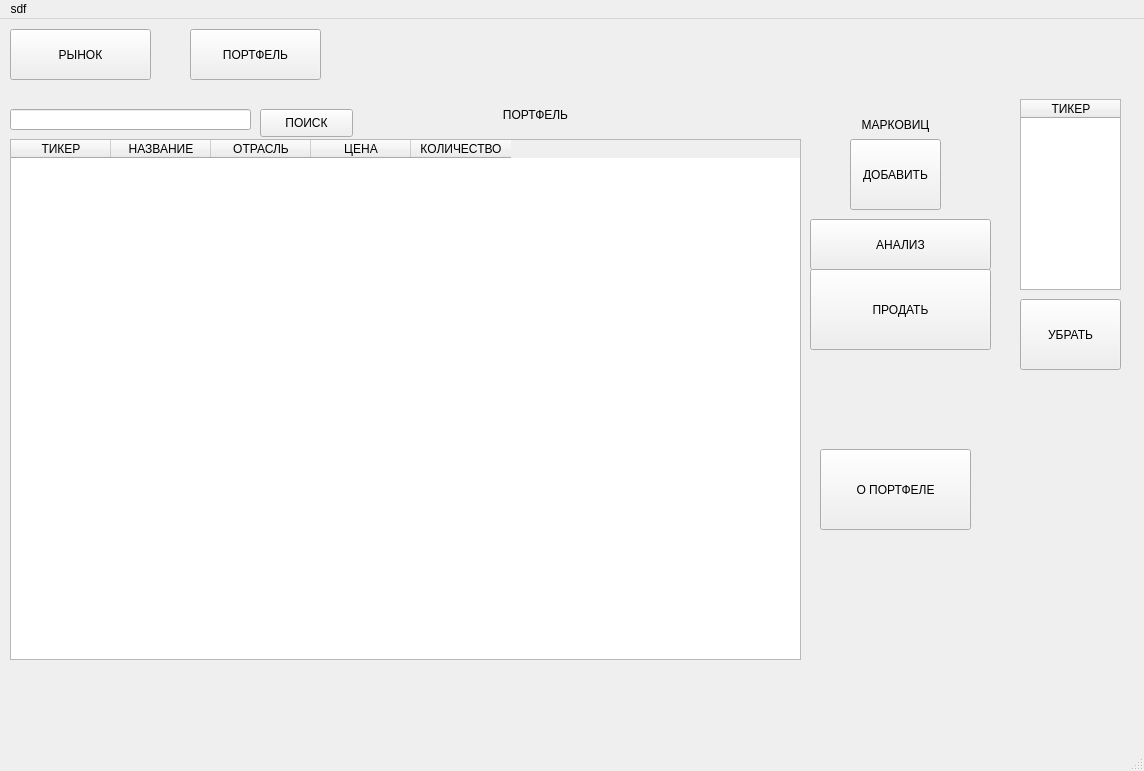
Nelasar/practice, file u.ui: the form before one commit.
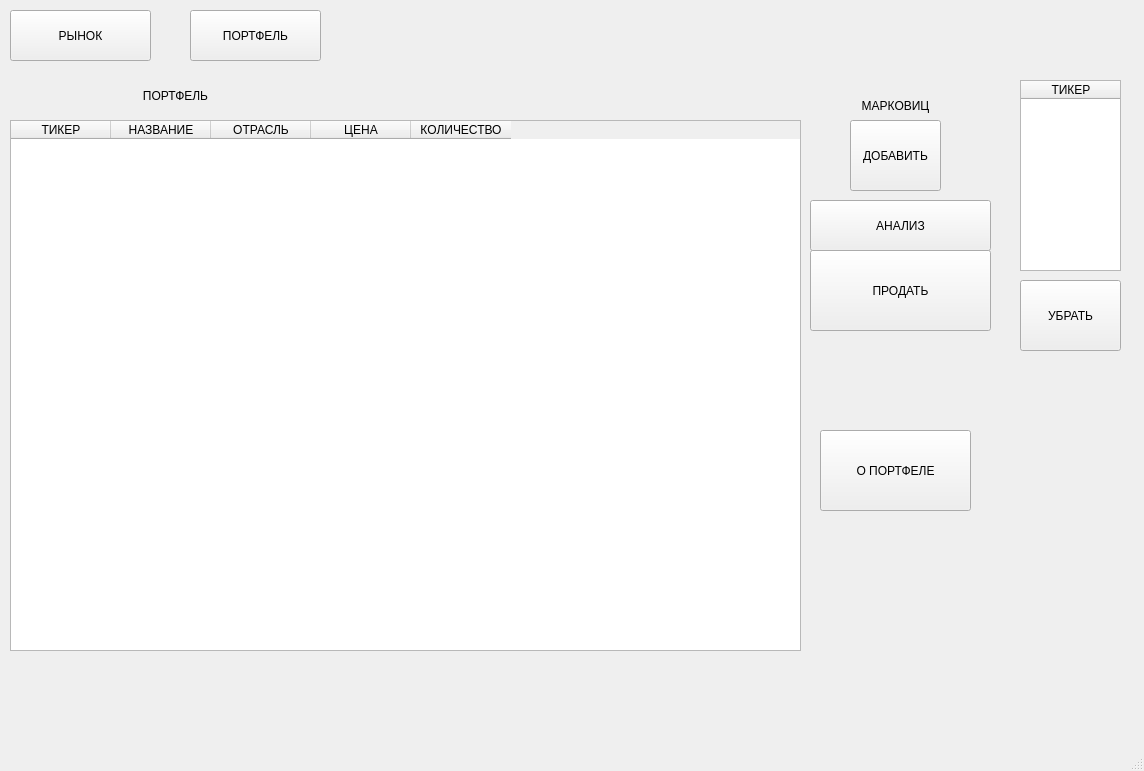
The form after the commit. The open tabs and pages were chosen to show the change.

```diff
--- a/u.ui
+++ b/u.ui
@@ -165,7 +165,7 @@
            <x>0</x>
            <y>40</y>
            <width>791</width>
-           <height>521</height>
+           <height>531</height>
           </rect>
          </property>
          <column>
@@ -233,33 +233,10 @@
           <string>ПРОДАТЬ</string>
          </property>
         </widget>
-        <widget class="QLineEdit" name="searchLinePortf">
-         <property name="geometry">
-          <rect>
-           <x>0</x>
-           <y>10</y>
-           <width>241</width>
-           <height>21</height>
-          </rect>
-         </property>
-        </widget>
-        <widget class="QPushButton" name="searchBtnPortf">
-         <property name="geometry">
-          <rect>
-           <x>250</x>
-           <y>10</y>
-           <width>93</width>
-           <height>28</height>
-          </rect>
-         </property>
-         <property name="text">
-          <string>ПОИСК</string>
-         </property>
-        </widget>
         <widget class="QLabel" name="labelPortf">
          <property name="geometry">
           <rect>
-           <x>360</x>
+           <x>0</x>
            <y>0</y>
            <width>331</width>
            <height>31</height>
@@ -341,15 +318,9 @@
      <x>0</x>
      <y>0</y>
      <width>1144</width>
-     <height>24</height>
+     <height>26</height>
     </rect>
    </property>
-   <widget class="QMenu" name="menu">
-    <property name="title">
-     <string>sdf</string>
-    </property>
-   </widget>
-   <addaction name="menu"/>
   </widget>
   <widget class="QStatusBar" name="statusbar"/>
  </widget>
```
